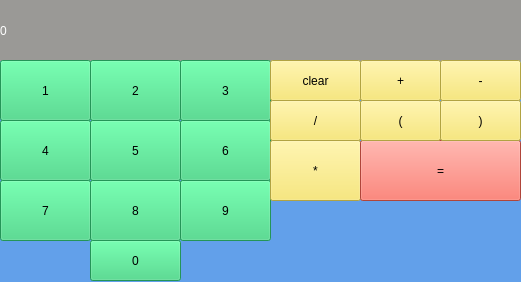
The window that menu/calculator/display.ui (Kostrov2003/GUI-FIRST-PROJECT) describes before a commit, drawn with Qt 5.
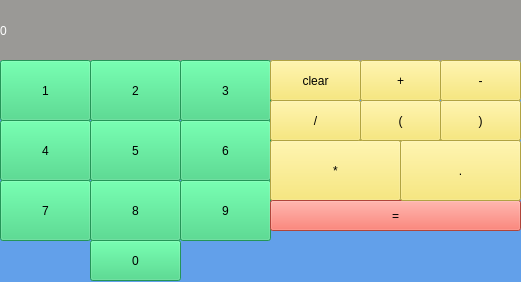
The same window after the commit.

What changed in the file:
```diff
--- a/menu/calculator/display.ui
+++ b/menu/calculator/display.ui
@@ -238,7 +238,7 @@
      <rect>
       <x>270</x>
       <y>140</y>
-      <width>91</width>
+      <width>131</width>
       <height>61</height>
      </rect>
     </property>
@@ -252,10 +252,10 @@
    <widget class="QPushButton" name="ravno">
     <property name="geometry">
      <rect>
-      <x>360</x>
-      <y>140</y>
-      <width>161</width>
-      <height>61</height>
+      <x>270</x>
+      <y>200</y>
+      <width>251</width>
+      <height>31</height>
      </rect>
     </property>
     <property name="styleSheet">
@@ -329,6 +329,22 @@
      <string>)</string>
     </property>
    </widget>
+   <widget class="QPushButton" name="period">
+    <property name="geometry">
+     <rect>
+      <x>400</x>
+      <y>140</y>
+      <width>121</width>
+      <height>61</height>
+     </rect>
+    </property>
+    <property name="styleSheet">
+     <string notr="true">background-color: rgb(248, 228, 92);</string>
+    </property>
+    <property name="text">
+     <string>.</string>
+    </property>
+   </widget>
   </widget>
  </widget>
  <resources/>
```
